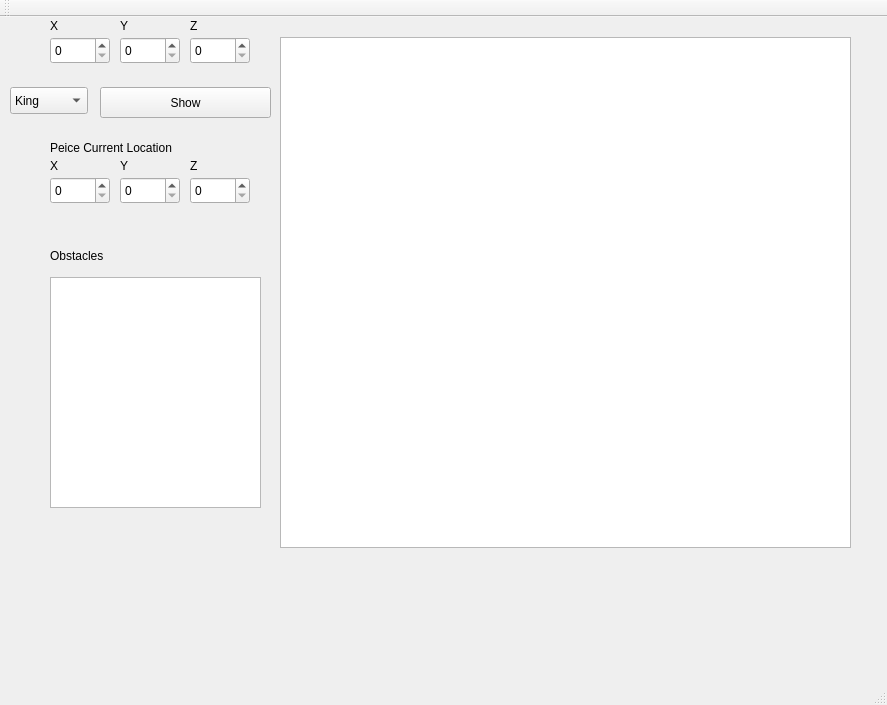
Qt form project1/mainwindow.ui (jmundack/linguistic_geometry) before a commit.
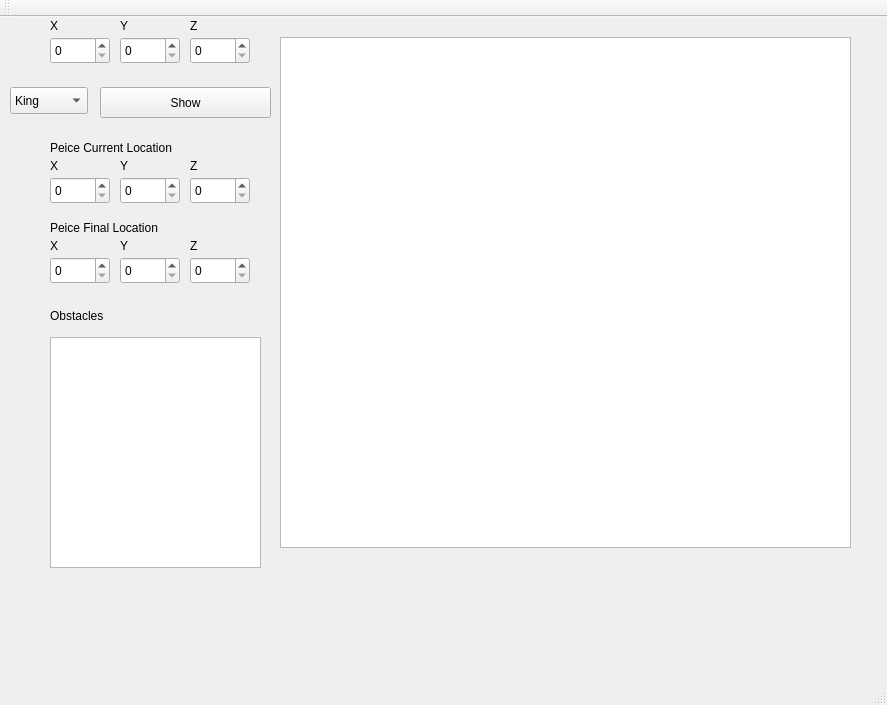
The same form after that commit.

Patch:
```diff
--- a/project1/mainwindow.ui
+++ b/project1/mainwindow.ui
@@ -18,7 +18,7 @@
     <property name="geometry">
      <rect>
       <x>50</x>
-      <y>260</y>
+      <y>320</y>
       <width>211</width>
       <height>231</height>
      </rect>
@@ -28,7 +28,7 @@
     <property name="geometry">
      <rect>
       <x>50</x>
-      <y>230</y>
+      <y>290</y>
       <width>66</width>
       <height>17</height>
      </rect>
@@ -256,6 +256,88 @@
      </rect>
     </property>
    </widget>
+   <widget class="QLabel" name="label_9">
+    <property name="geometry">
+     <rect>
+      <x>50</x>
+      <y>220</y>
+      <width>66</width>
+      <height>17</height>
+     </rect>
+    </property>
+    <property name="text">
+     <string>X</string>
+    </property>
+   </widget>
+   <widget class="QLabel" name="label_10">
+    <property name="geometry">
+     <rect>
+      <x>50</x>
+      <y>200</y>
+      <width>161</width>
+      <height>21</height>
+     </rect>
+    </property>
+    <property name="text">
+     <string>Peice Final Location</string>
+    </property>
+   </widget>
+   <widget class="QSpinBox" name="zCordEnd">
+    <property name="geometry">
+     <rect>
+      <x>190</x>
+      <y>240</y>
+      <width>60</width>
+      <height>27</height>
+     </rect>
+    </property>
+   </widget>
+   <widget class="QSpinBox" name="yCordEnd">
+    <property name="geometry">
+     <rect>
+      <x>120</x>
+      <y>240</y>
+      <width>60</width>
+      <height>27</height>
+     </rect>
+    </property>
+   </widget>
+   <widget class="QLabel" name="label_11">
+    <property name="geometry">
+     <rect>
+      <x>190</x>
+      <y>220</y>
+      <width>66</width>
+      <height>17</height>
+     </rect>
+    </property>
+    <property name="text">
+     <string>Z</string>
+    </property>
+   </widget>
+   <widget class="QLabel" name="label_12">
+    <property name="geometry">
+     <rect>
+      <x>120</x>
+      <y>220</y>
+      <width>66</width>
+      <height>17</height>
+     </rect>
+    </property>
+    <property name="text">
+     <string>Y</string>
+    </property>
+   </widget>
+   <widget class="QSpinBox" name="xCordEnd">
+    <property name="geometry">
+     <rect>
+      <x>50</x>
+      <y>240</y>
+      <width>60</width>
+      <height>27</height>
+     </rect>
+    </property>
+   </widget>
   </widget>
   <widget class="QMenuBar" name="menuBar">
    <property name="geometry">
```
